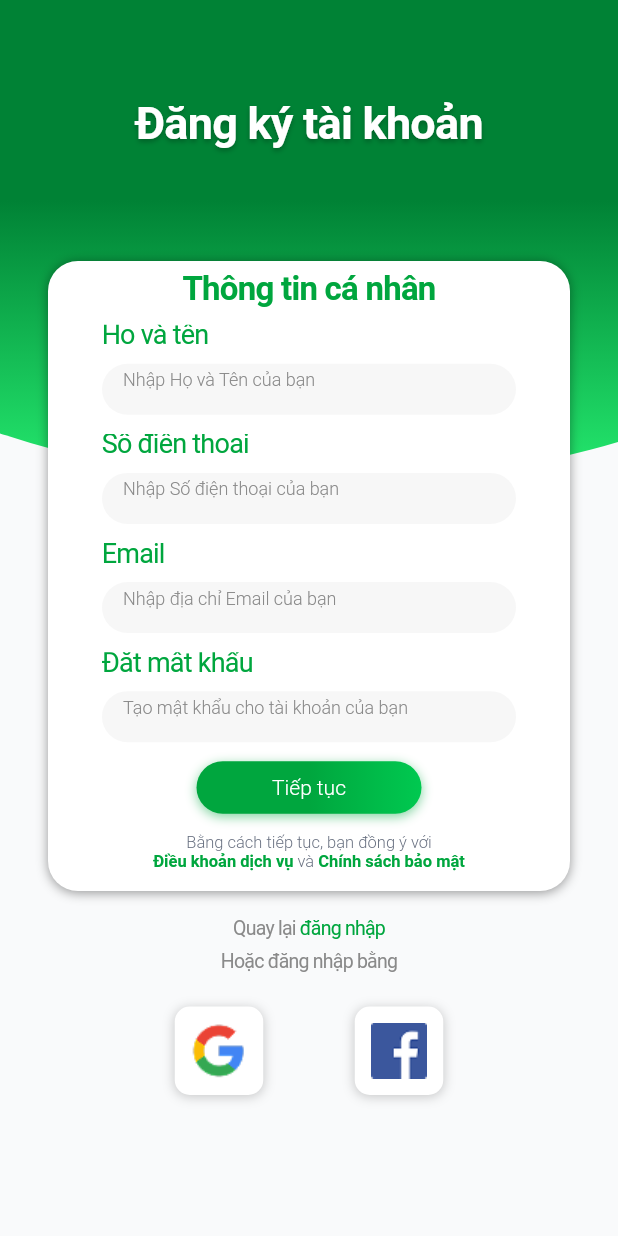
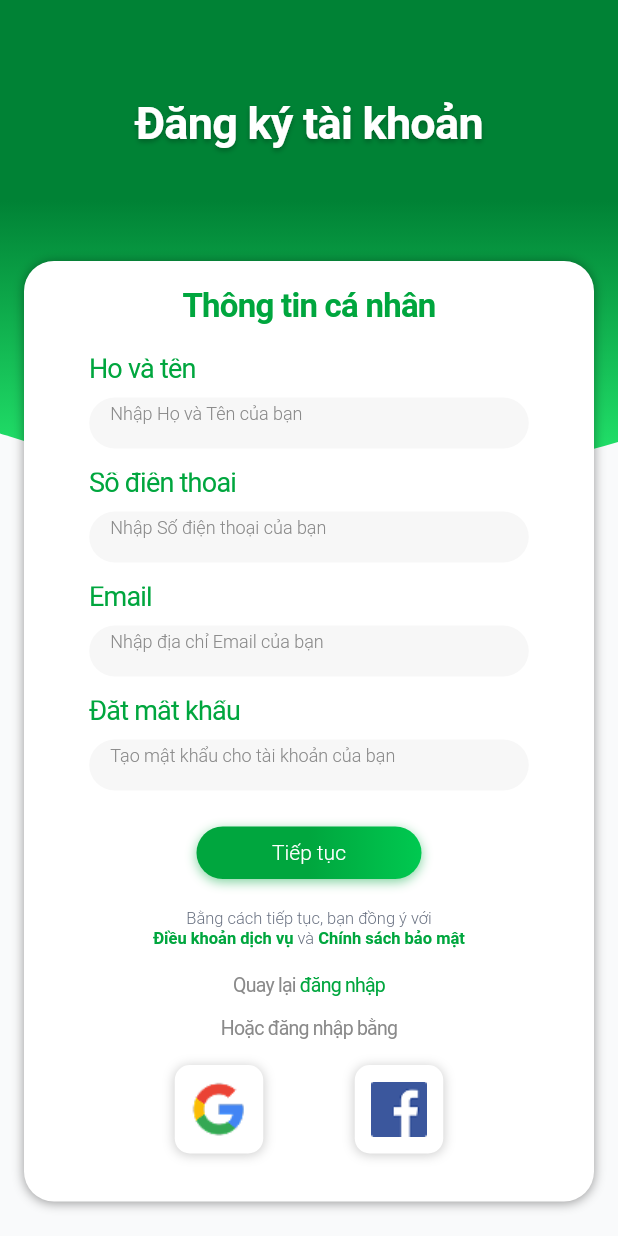
Before and after one commit to thinh55-hub/frontend_smartket, a Flutter app: the RegisterScreen screen opened directly, on a phone screen of 412 x 824 dp. Run offline on Flutter 3.47's test engine with Material 3 defaults, Android fonts, the phone set to English and light mode, and no system bars; our stand-ins replace flutter_svg, google_fonts, shared_preferences; accounts and stored records are empty; network calls fail; Roboto replaces fonts that are missing (Lexend Deca).

Commit message:
fix: bring the login with social inside the white container

```diff
--- a/lib/screens/register_screen.dart
+++ b/lib/screens/register_screen.dart
@@ -109,10 +109,24 @@ class _RegisterScreenState extends State<RegisterScreen> {
 
                         // Card trắng chính
                         Padding(
-                          padding: const EdgeInsets.symmetric(horizontal: 32),
+                          padding: EdgeInsets.only(
+                            left: 16,
+                            right: 16,
+                            bottom: isKeyboardVisible ? 0 : 32,
+                          ),
+                          child: LayoutBuilder(
+                            builder: (context, cardConstraints) {
+                              final double availableHeight = cardConstraints.maxHeight;
+                              final double baseHeight = availableHeight.isFinite
+                                  ? availableHeight - 160
+                                  : MediaQuery.of(context).size.height - 260;
+                              final double targetHeight =
+                                  baseHeight.clamp(420.0, double.infinity);
+
+                              return ConstrainedBox(
+                                constraints: BoxConstraints(minHeight: targetHeight),
                                 child: Container(
                                   width: double.infinity,
-                            constraints: const BoxConstraints(minHeight: 420),
                                   decoration: BoxDecoration(
                                     color: Colors.white,
                                     borderRadius: BorderRadius.circular(20),
@@ -128,8 +142,10 @@ class _RegisterScreenState extends State<RegisterScreen> {
                                   child: Padding(
                                     padding: const EdgeInsets.symmetric(horizontal: 36),
                                     child: Column(
-                                mainAxisAlignment: MainAxisAlignment.spaceEvenly,
+                                    mainAxisSize: MainAxisSize.min,
+                                    crossAxisAlignment: CrossAxisAlignment.center,
                                     children: [
+                                      const SizedBox(height: 24),
                                       // Tiêu đề nhỏ
                                       Text(
                                         'Thông tin cá nhân',
@@ -143,6 +159,7 @@ class _RegisterScreenState extends State<RegisterScreen> {
                                           letterSpacing: -0.50,
                                         ),
                                       ),
+                                      const SizedBox(height: 24),
 
                                       // Họ và tên
                                       _buildInputField(
@@ -150,6 +167,7 @@ class _RegisterScreenState extends State<RegisterScreen> {
                                         controller: _fullNameController,
                                         hint: 'Nhập Họ và Tên của bạn',
                                       ),
+                                      const SizedBox(height: 16),
 
                                       // Số điện thoại
                                       _buildInputField(
@@ -158,6 +176,7 @@ class _RegisterScreenState extends State<RegisterScreen> {
                                         hint: 'Nhập Số điện thoại của bạn',
                                         keyboardType: TextInputType.phone,
                                       ),
+                                      const SizedBox(height: 16),
 
                                       // Email
                                       _buildInputField(
@@ -166,6 +185,7 @@ class _RegisterScreenState extends State<RegisterScreen> {
                                         hint: 'Nhập địa chỉ Email của bạn',
                                         keyboardType: TextInputType.emailAddress,
                                       ),
+                                      const SizedBox(height: 16),
 
                                       // Đặt mật khẩu
                                       _buildInputField(
@@ -174,6 +194,7 @@ class _RegisterScreenState extends State<RegisterScreen> {
                                         hint: 'Tạo mật khẩu cho tài khoản của bạn',
                                         obscureText: true,
                                       ),
+                                      const SizedBox(height: 24),
 
                                       // Nút Tiếp tục
                                       Container(
@@ -197,12 +218,10 @@ class _RegisterScreenState extends State<RegisterScreen> {
                                         ),
                                         child: ElevatedButton(
                                           onPressed: () {
-                                        // TODO: Validate + gửi OTP
                                             Navigator.push(
                                               context,
                                               MaterialPageRoute(
-                                            builder: (_) =>
-                                                const OtpVerificationScreen(),
+                                                builder: (_) => const OtpVerificationScreen(),
                                               ),
                                             );
                                           },
@@ -223,6 +242,7 @@ class _RegisterScreenState extends State<RegisterScreen> {
                                           ),
                                         ),
                                       ),
+                                      const SizedBox(height: 20),
 
                                       // Điều khoản
                                       SizedBox(
@@ -271,13 +291,6 @@ class _RegisterScreenState extends State<RegisterScreen> {
                                           textAlign: TextAlign.center,
                                         ),
                                       ),
-                                ],
-                              ),
-                            ),
-                          ),
-                        ),
-
-                        // Phần "Quay lại đăng nhập"
                                       const SizedBox(height: 16),
                                       Text.rich(
                                         TextSpan(
@@ -309,8 +322,7 @@ class _RegisterScreenState extends State<RegisterScreen> {
                                         ),
                                         textAlign: TextAlign.center,
                                       ),
-                        const SizedBox(height: 5),
-                        // Phần "Hoặc đăng nhập bằng"
+                                      const SizedBox(height: 12),
                                       Text(
                                         'Hoặc đăng nhập bằng',
                                         textAlign: TextAlign.center,
@@ -323,9 +335,7 @@ class _RegisterScreenState extends State<RegisterScreen> {
                                           letterSpacing: -0.50,
                                         ),
                                       ),
-                        const SizedBox(height: 22),
-
-                        // Social login buttons
+                                      const SizedBox(height: 16),
                                       Row(
                                         mainAxisAlignment: MainAxisAlignment.center,
                                         children: [
@@ -336,7 +346,15 @@ class _RegisterScreenState extends State<RegisterScreen> {
                                               onTap: _navigateToHome),
                                         ],
                                       ),
-                        const SizedBox(height: 24),
+                                      const SizedBox(height: 32),
+                                    ],
+                                  ),
+                                ),
+                              ),
+                            );
+                          },
+                        ),
+                      ),
                       ],
                     ),
                   ),
```
Lines whose indentation alone changed are shown as unchanged.
